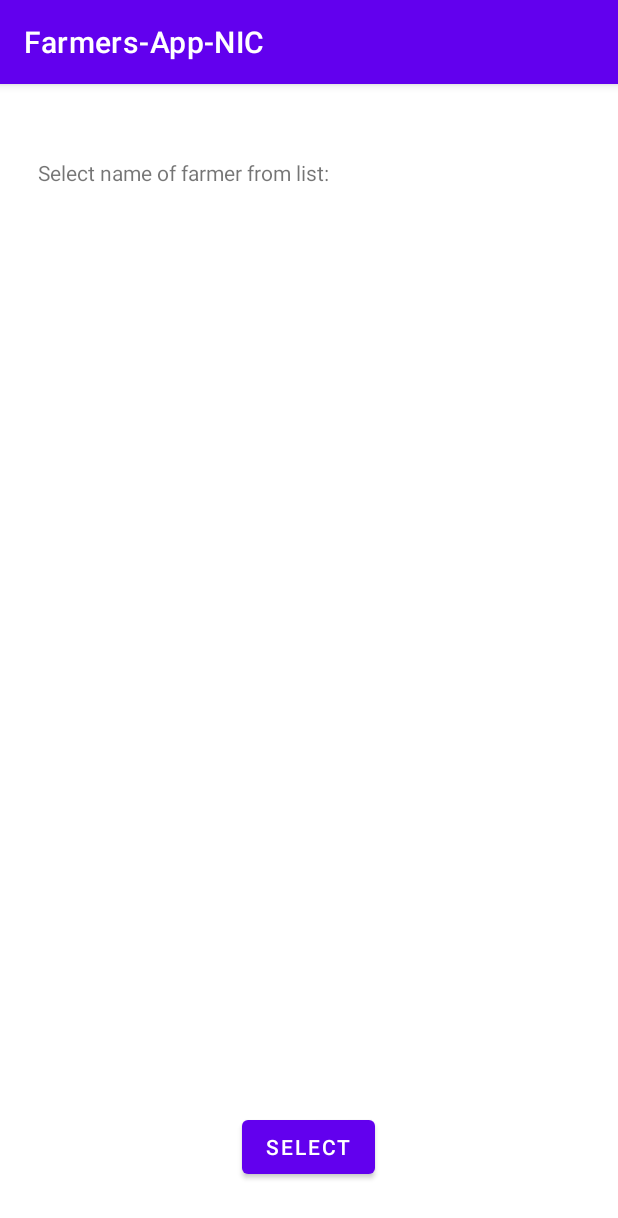
After one commit to Abhinand-Hema-Roshni/Farmer-App-NIC, an Android app: the farmer_list screen opened directly, with no data from a screen before it, on a phone screen of 412 x 824 dp. The commit adds this screen. Shown: the top 1218 px of the screen. Run offline under Robolectric (Android 15) with nearby library versions, the phone set to English and light mode, and no system bars.

Commit message:
existing farmer list UI addition

```diff
--- /dev/null
+++ b/app/src/main/java/com/example/farmers_app_nic/farmer_list.java
@@ -0,0 +1,14 @@
+package com.example.farmers_app_nic;
+
+import androidx.appcompat.app.AppCompatActivity;
+
+import android.os.Bundle;
+
+public class farmer_list extends AppCompatActivity {
+
+    @Override
+    protected void onCreate(Bundle savedInstanceState) {
+        super.onCreate(savedInstanceState);
+        setContentView(R.layout.activity_farmer_list);
+    }
+}
--- /dev/null
+++ b/app/src/main/res/layout/activity_farmer_list.xml
@@ -0,0 +1,48 @@
+<?xml version="1.0" encoding="utf-8"?>
+<androidx.constraintlayout.widget.ConstraintLayout xmlns:android="http://schemas.android.com/apk/res/android"
+    xmlns:app="http://schemas.android.com/apk/res-auto"
+    xmlns:tools="http://schemas.android.com/tools"
+    android:layout_width="match_parent"
+    android:layout_height="match_parent"
+    tools:context=".farmer_list">
+
+    <TextView
+        android:id="@+id/textView16"
+        android:layout_width="wrap_content"
+        android:layout_height="wrap_content"
+        android:text="@string/farmerlist_textview"
+        app:layout_constraintBottom_toBottomOf="parent"
+        app:layout_constraintEnd_toEndOf="parent"
+        app:layout_constraintHorizontal_bias="0.117"
+        app:layout_constraintStart_toStartOf="parent"
+        app:layout_constraintTop_toTopOf="parent"
+        app:layout_constraintVertical_bias="0.066" />
+
+    <Button
+        android:id="@+id/button3"
+        android:layout_width="wrap_content"
+        android:layout_height="wrap_content"
+        android:text="@string/select_btn"
+        app:layout_constraintBottom_toBottomOf="parent"
+        app:layout_constraintEnd_toEndOf="parent"
+        app:layout_constraintHorizontal_bias="0.498"
+        app:layout_constraintStart_toStartOf="parent"
+        app:layout_constraintTop_toTopOf="parent"
+        app:layout_constraintVertical_bias="0.951" />
+
+    <!-- Table View-->
+    <HorizontalScrollView
+        android:layout_width="413dp"
+        android:layout_height="651dp"
+        tools:layout_editor_absoluteX="-2dp"
+        tools:layout_editor_absoluteY="91dp">
+
+        <androidx.recyclerview.widget.RecyclerView
+            android:id="@+id/recyclerViewMovieList"
+            android:layout_width="match_parent"
+            android:layout_height="wrap_content"
+            android:nestedScrollingEnabled="false"
+            tools:listitem="@layout/table_list_item" />
+
+    </HorizontalScrollView>
+</androidx.constraintlayout.widget.ConstraintLayout>
--- a/app/src/main/res/values/strings.xml
+++ b/app/src/main/res/values/strings.xml
@@ -1,3 +1,5 @@
 <resources>
     <string name="app_name">Farmers-App-NIC</string>
+    <string name="farmerlist_textview">Select name of farmer from list:</string>
+    <string name="select_btn">SELECT</string>
 </resources>
```
Also changed, not shown: app/src/main/AndroidManifest.xml (+7 -11 lines), app/src/main/java/com/example/farmers_app_nic/VolunteerHomePage.java (+14 -0 lines), app/src/main/res/layout/table_list_item.xml (added, +44 -0 lines).
